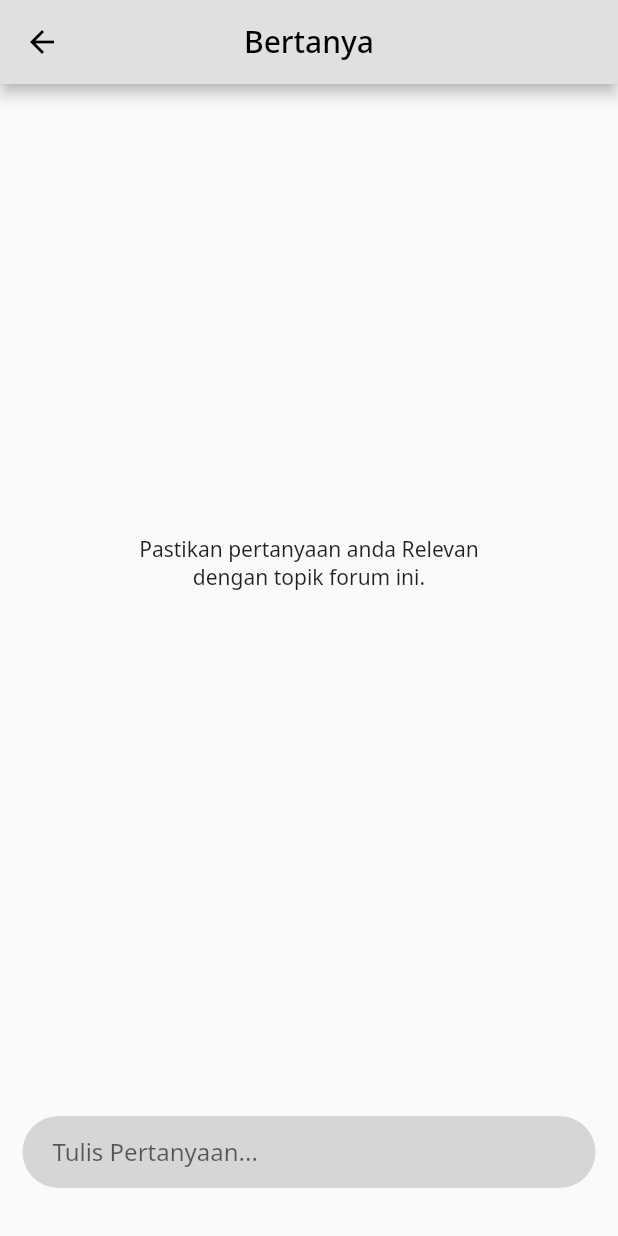
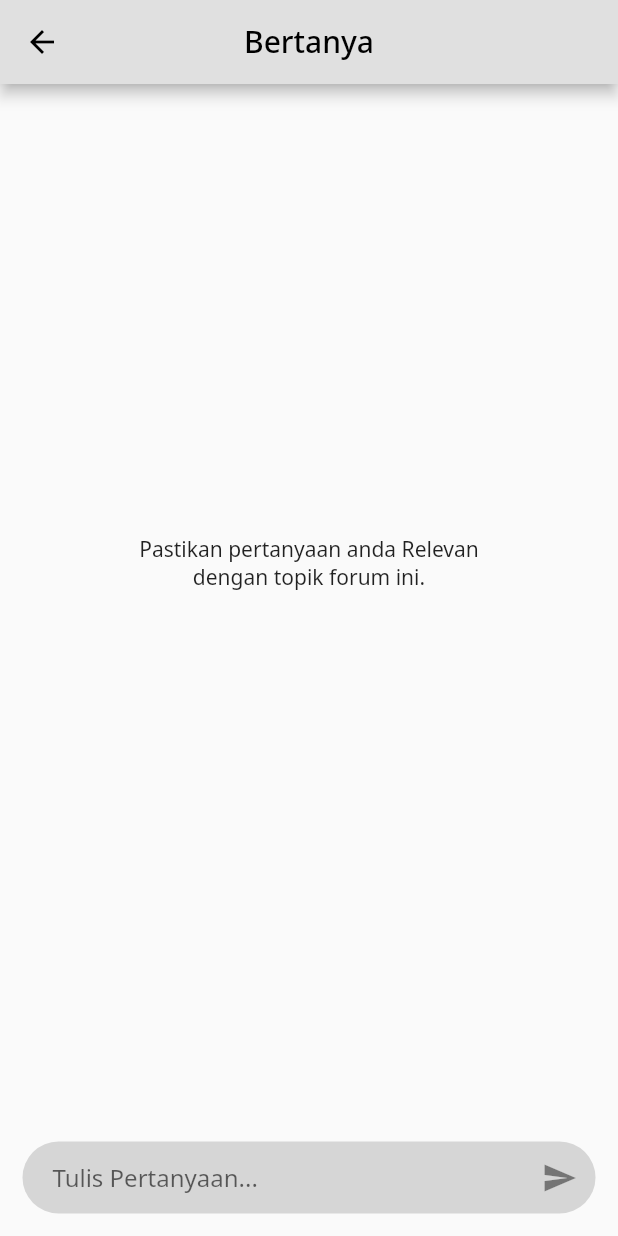
Before and after one commit to gti-telkom-school/Stelk_Siswa_project, a Flutter app: the BertanyaForumPage screen opened by its route, on a phone screen of 412 x 824 dp. Run offline on Flutter 3.47's test engine with Material 2 defaults, Android fonts, the phone set to English and light mode, and no system bars; our stand-ins replace carousel_slider, cloud_firestore, firebase_auth, firebase_core, get, google_fonts and 2 more; accounts and stored records are empty.

Commit message:
suffix send icon on komentar and bertanya

```diff
--- a/lib/forum/bertanya_forum_page.dart
+++ b/lib/forum/bertanya_forum_page.dart
@@ -14,10 +14,13 @@ class BertanyaForumPage extends StatelessWidget {
         ),
         centerTitle: true,
       ),
-      body: SingleChildScrollView(
-        child: SafeArea(
+      body: SafeArea(
         child: Container(
           padding: const EdgeInsets.only(top: 300),
+          child: Column(
+            children: [
+              Expanded(
+                child: SingleChildScrollView(
                   child: Column(
                     children: [
                       Text(
@@ -31,12 +34,20 @@ class BertanyaForumPage extends StatelessWidget {
                       const SizedBox(
                         height: 350,
                       ),
+                    ],
+                  ),
+                ),
+              ),
               Container(
                 padding: const EdgeInsets.symmetric(horizontal: 15),
                 child: TextField(
                   decoration: InputDecoration(
-                      contentPadding: const EdgeInsets.symmetric(
-                          horizontal: 20, vertical: 0),
+                    suffixIcon: InkWell(
+                      child: Icon(Icons.send),
+                      onTap: () => Navigator.pop(context),
+                    ),
+                    contentPadding:
+                        const EdgeInsets.symmetric(horizontal: 20, vertical: 0),
                     hintText: "Tulis Pertanyaan...",
                     fillColor: Colors.grey[350],
                     filled: true,
@@ -69,9 +80,11 @@ class BertanyaForumPage extends StatelessWidget {
                     // )),
                   ),
                 ),
+              ),
+              SizedBox(
+                height: 15,
               )
             ],
-            ),
           ),
         ),
       ),
--- a/lib/home/komentar_page.dart
+++ b/lib/home/komentar_page.dart
@@ -479,6 +479,10 @@ class KomentarPage extends StatelessWidget {
                 padding: const EdgeInsets.all(15),
                 child: TextField(
                   decoration: InputDecoration(
+                    suffixIcon: InkWell(
+                      child: Icon(Icons.send),
+                      onTap: () => Navigator.pop(context),
+                    ),
                     contentPadding:
                         const EdgeInsets.symmetric(horizontal: 20, vertical: 0),
                     hintText: "Tulis Komentar...",
```
Lines whose indentation alone changed are shown as unchanged.
